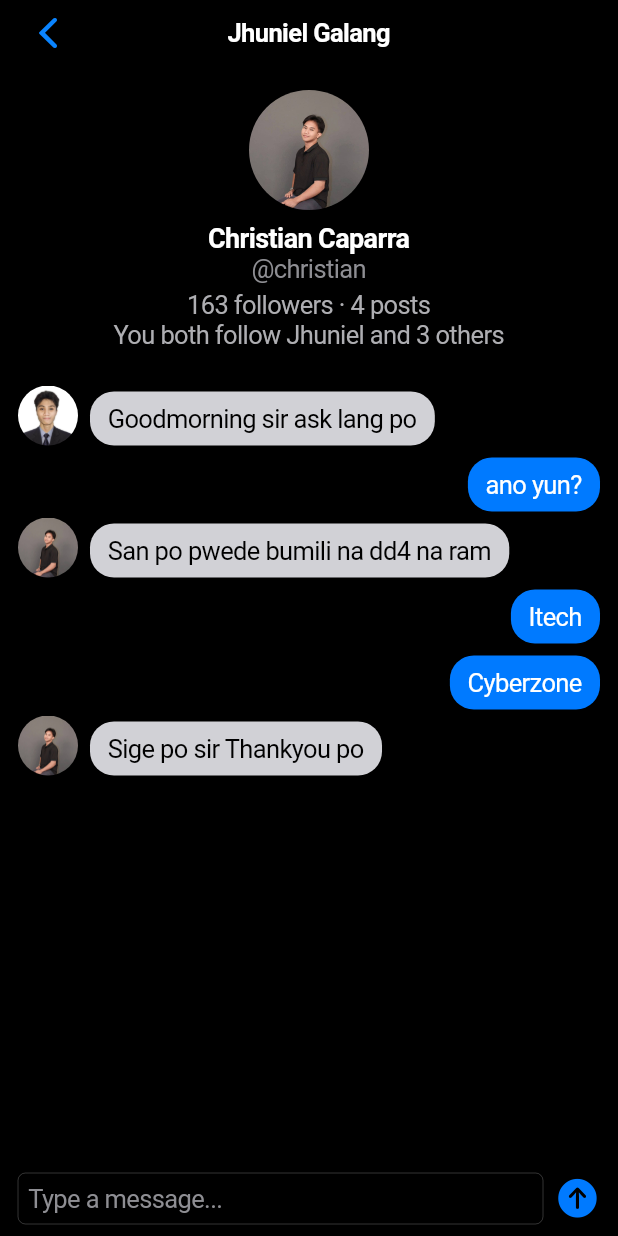
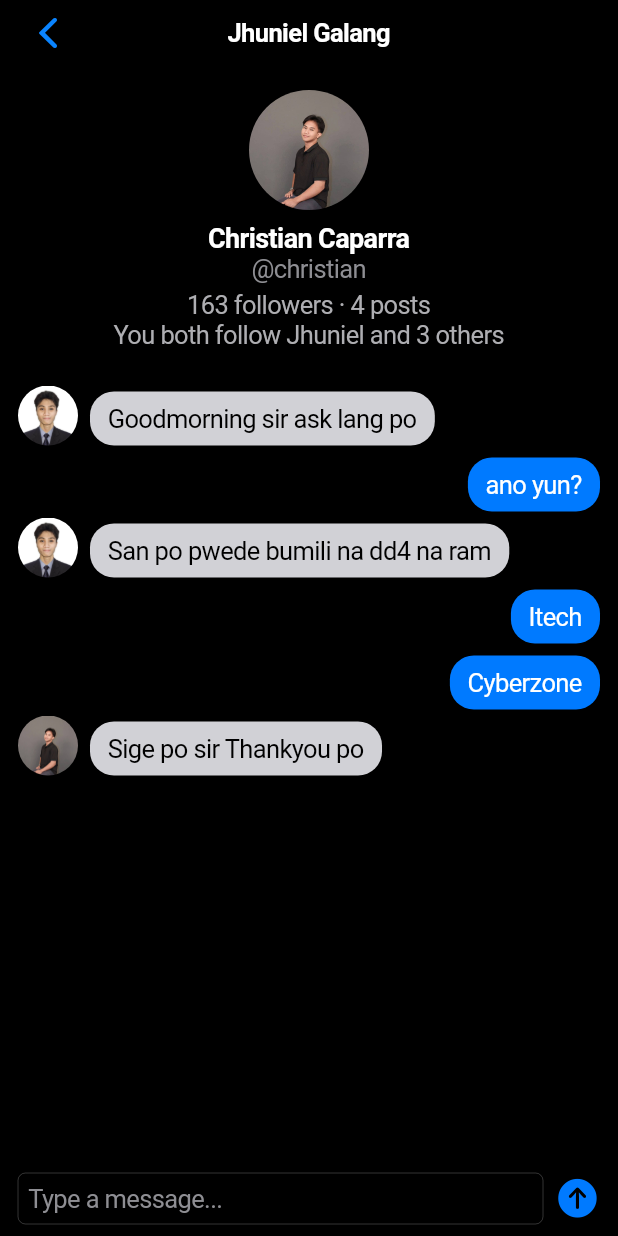
Before and after one commit to christian-cunanan-caparra/InstaTalks, a Flutter app: the JhunielChatPage screen opened directly, on a phone screen of 412 x 824 dp. Run offline on Flutter 3.47's test engine with Material 3 defaults, Android fonts, the phone set to English and light mode, and no system bars.

Commit message:
update again

```diff
--- a/lib/jhuniel_chat_page.dart
+++ b/lib/jhuniel_chat_page.dart
@@ -28,7 +28,7 @@ class JhunielChatPage extends StatelessWidget {
                     children: [
                       _buildReceivedMessage("Goodmorning sir ask lang po", "images/Jhuniel.jpg", messageMaxWidth),
                       _buildSentMessage("ano yun?", messageMaxWidth),
-                      _buildReceivedMessage("San po pwede bumili na dd4 na ram", "images/ChristianCaparra.jpg", messageMaxWidth),
+                      _buildReceivedMessage("San po pwede bumili na dd4 na ram", "images/Jhuniel.jpg", messageMaxWidth),
                       _buildSentMessage("Itech", messageMaxWidth),
                       _buildSentMessage("Cyberzone", messageMaxWidth),
                       _buildReceivedMessage("Sige po sir Thankyou po", "images/ChristianCaparra.jpg", messageMaxWidth),
```
